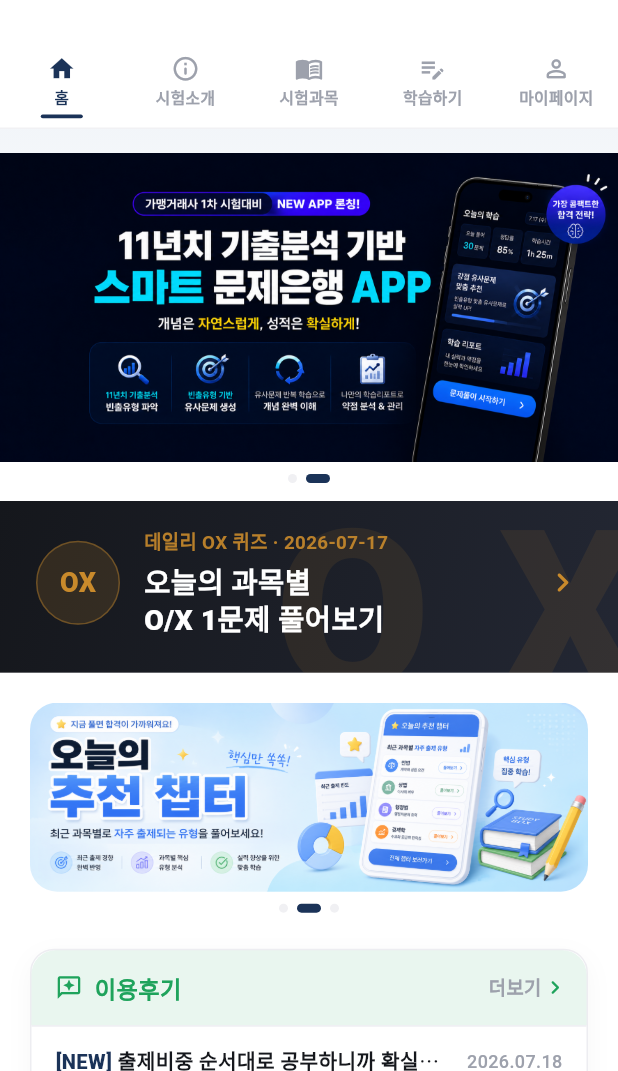
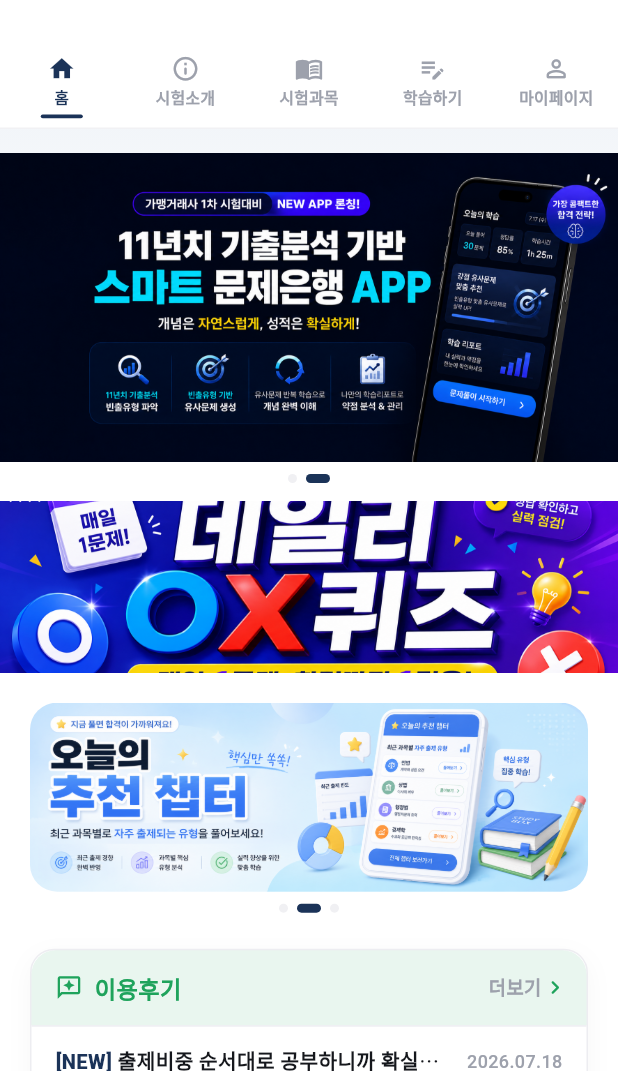
Before and after one commit to chj927il-arch/gamyeong-exam, a Flutter app: the screen it shows after launch, on a phone screen of 412 x 824 dp, the part 165-1236 px from its top. Run offline on Flutter 3.47's test engine with Material 3 defaults, Android fonts, the phone set to English and light mode, and no system bars; our stand-ins replace google_fonts.

Commit message:
Swap top banner slide 1 and daily OX banner with attached artwork
- Top banner's first slide (launch_banner.png, yellow CTA) replaced
  with the "무료 베타 서비스 이벤트" artwork; old asset removed
- Daily OX quiz banner on Home is now the attached "데일리 OX퀴즈"
  image instead of the coded charcoal/gold card

```diff
--- a/app/lib/screens/home_screen.dart
+++ b/app/lib/screens/home_screen.dart
@@ -1,6 +1,5 @@
 import 'package:flutter/material.dart';
 import '../data/board_data.dart';
-import '../data/ox_quiz_data.dart';
 import '../theme/app_theme.dart';
 import '../widgets/launch_banner.dart';
 import '../widgets/rolling_banner.dart';
@@ -82,80 +81,17 @@ class _DailyOxBanner extends StatelessWidget {
 
   @override
   Widget build(BuildContext context) {
-    final today = dailyOxQuizzes.first;
     return AspectRatio(
       aspectRatio: 1440 / 400,
-      child: Container(
-        decoration: const BoxDecoration(
-          gradient: LinearGradient(
-            begin: Alignment.topLeft,
-            end: Alignment.bottomRight,
-            colors: [AppColors.ink, Color(0xFF232733)],
-          ),
-        ),
-        child: Material(
-          color: Colors.transparent,
-          child: InkWell(
-            onTap: () => Navigator.of(context).push(MaterialPageRoute(builder: (_) => const DailyOxListScreen())),
-            child: Stack(
-              children: [
-                // 우측 대형 워터마크 O/X 그래픽
-                Positioned(
-                  right: -18,
-                  top: 0,
-                  bottom: 0,
-                  child: Center(
-                    child: Text(
-                      'O X',
-                      style: TextStyle(
-                        color: AppColors.accentGold.withValues(alpha: 0.10),
-                        fontSize: 150,
-                        fontWeight: FontWeight.w900,
-                        height: 1,
-                        letterSpacing: 4,
-                      ),
-                    ),
-                  ),
-                ),
-                Padding(
-                  padding: const EdgeInsets.symmetric(horizontal: 24, vertical: 18),
-                  child: Row(
-                    children: [
-                      Container(
-                        width: 56,
-                        height: 56,
-                        alignment: Alignment.center,
-                        decoration: BoxDecoration(
-                          color: AppColors.accentGold.withValues(alpha: 0.16),
-                          shape: BoxShape.circle,
-                          border: Border.all(color: AppColors.accentGold.withValues(alpha: 0.4)),
-                        ),
-                        child: const Text('OX', style: TextStyle(color: AppColors.accentGold, fontWeight: FontWeight.w900, fontSize: 18)),
-                      ),
-                      const SizedBox(width: 16),
-                      Expanded(
-                        child: Column(
-                          crossAxisAlignment: CrossAxisAlignment.start,
-                          mainAxisSize: MainAxisSize.min,
-                          children: [
-                            Text(
-                              '데일리 OX 퀴즈 · ${today.date}',
-                              style: TextStyle(color: AppColors.accentGold.withValues(alpha: 0.9), fontSize: 12.5, fontWeight: FontWeight.w700),
-                            ),
-                            const SizedBox(height: 4),
-                            const Text(
-                              '오늘의 과목별\nO/X 1문제 풀어보기',
-                              style: TextStyle(color: Colors.white, fontSize: 19, fontWeight: FontWeight.w800, height: 1.25),
-                            ),
-                          ],
-                        ),
-                      ),
-                      const Icon(Icons.chevron_right_rounded, color: AppColors.accentGold, size: 26),
-                    ],
-                  ),
-                ),
-              ],
-            ),
+      child: Material(
+        color: Colors.transparent,
+        child: InkWell(
+          onTap: () => Navigator.of(context).push(MaterialPageRoute(builder: (_) => const DailyOxListScreen())),
+          child: const Image(
+            image: AssetImage('assets/images/daily_ox_banner.png'),
+            fit: BoxFit.cover,
+            width: double.infinity,
+            height: double.infinity,
           ),
         ),
       ),
--- a/app/lib/widgets/launch_banner.dart
+++ b/app/lib/widgets/launch_banner.dart
@@ -49,7 +49,7 @@ class _LaunchBannerState extends State<LaunchBanner> {
             onPageChanged: (i) => setState(() => _page = i),
             children: const [
               Image(
-                image: AssetImage('assets/images/launch_banner.png'),
+                image: AssetImage('assets/images/top_banner_beta.png'),
                 fit: BoxFit.cover,
                 width: double.infinity,
               ),
--- a/app/pubspec.yaml
+++ b/app/pubspec.yaml
@@ -59,12 +59,13 @@ flutter:
   uses-material-design: true
 
   assets:
-    - assets/images/launch_banner.png
     - assets/images/splash_cover.png
     - assets/images/rolling_banner_chapter.png
     - assets/images/top_banner_studybox.png
+    - assets/images/top_banner_beta.png
     - assets/images/rolling_banner_update.png
     - assets/images/rolling_banner_premium.png
+    - assets/images/daily_ox_banner.png
 
   # To add assets to your application, add an assets section, like this:
   # assets:
```
Also changed, not shown: app/assets/images/daily_ox_banner.png (added), app/assets/images/launch_banner.png (deleted), app/assets/images/top_banner_beta.png (added).
